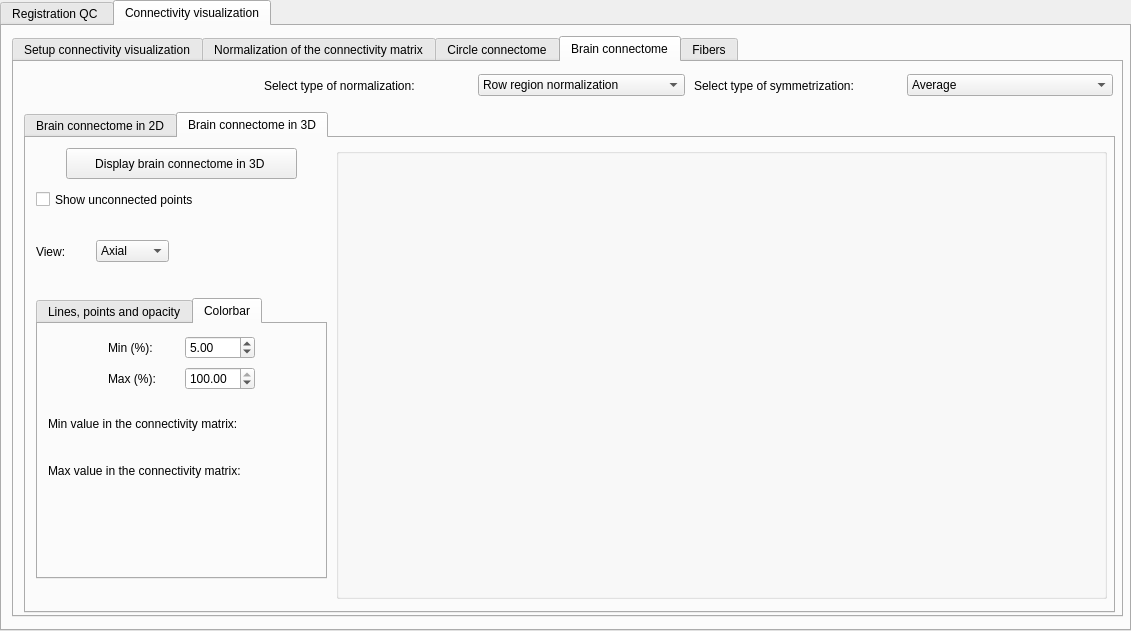
This is CONTINUITY_QC/interface_visualization.ui in elodiepiot/CONTINUITY_all as Qt 5 draws it before an edit. The edited form follows.
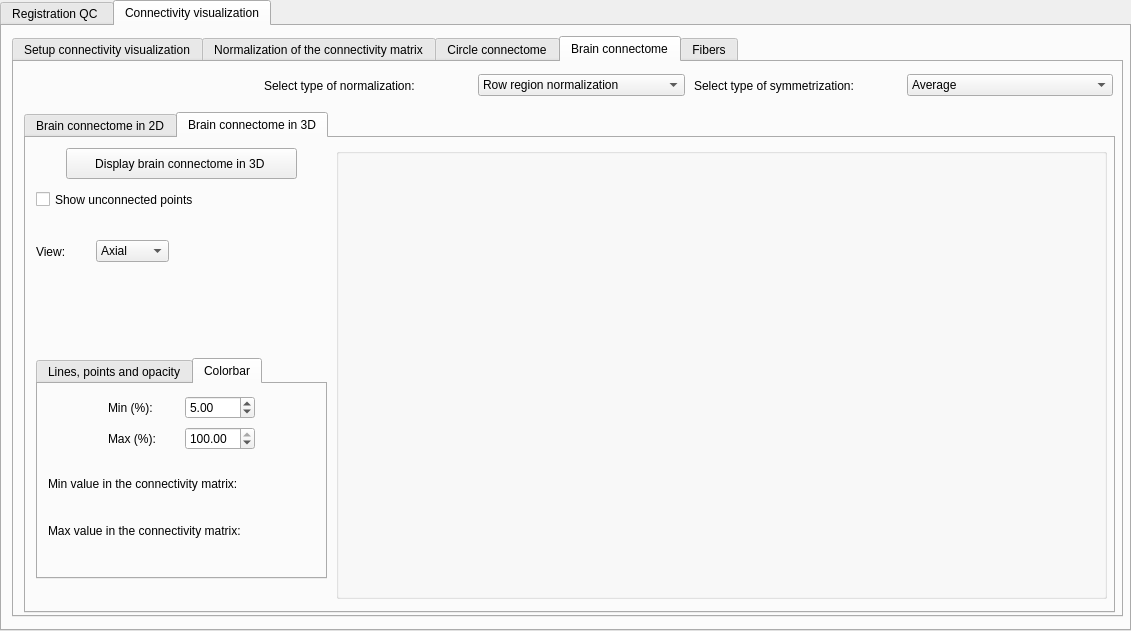
This is the edited form. The open tabs and pages were chosen to show the change.

Commit message: ENH: interaction 3D connectome

What changed in the file:
```diff
--- a/CONTINUITY_QC/interface_visualization.ui
+++ b/CONTINUITY_QC/interface_visualization.ui
@@ -2665,9 +2665,9 @@
         <property name="geometry">
          <rect>
           <x>10</x>
-          <y>160</y>
+          <y>220</y>
           <width>291</width>
-          <height>281</height>
+          <height>221</height>
          </rect>
         </property>
         <property name="currentIndex">
```
Left out of the diff: 6 changed lines with no effect on the pictures. The commit also changes 2 other files.
